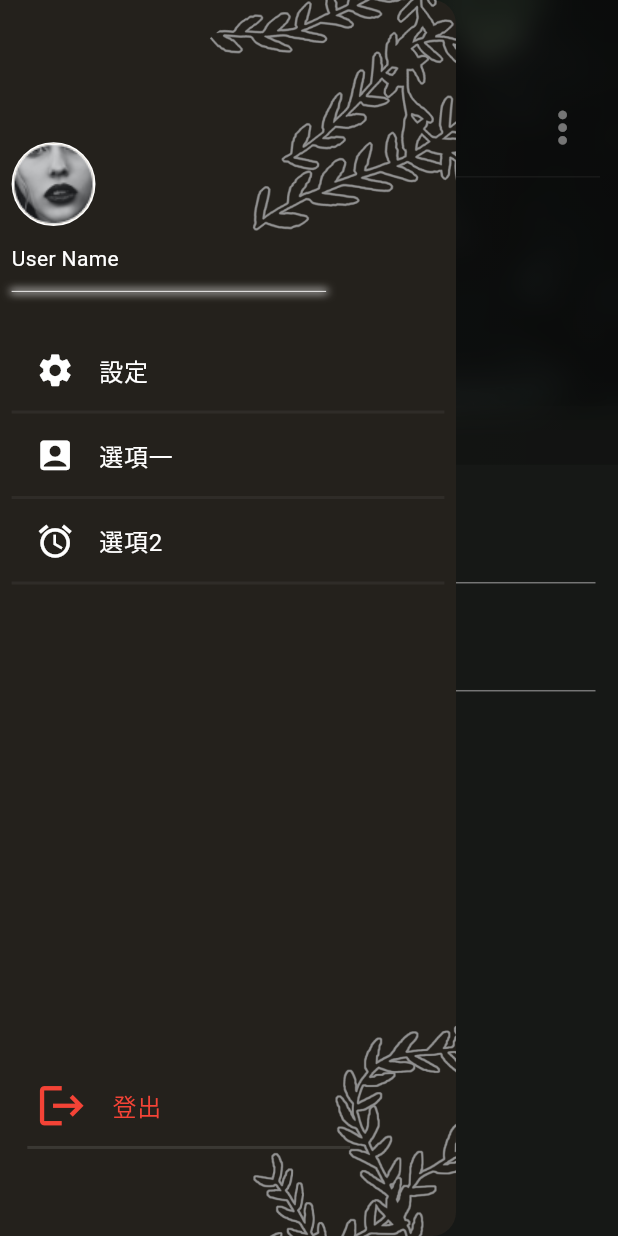
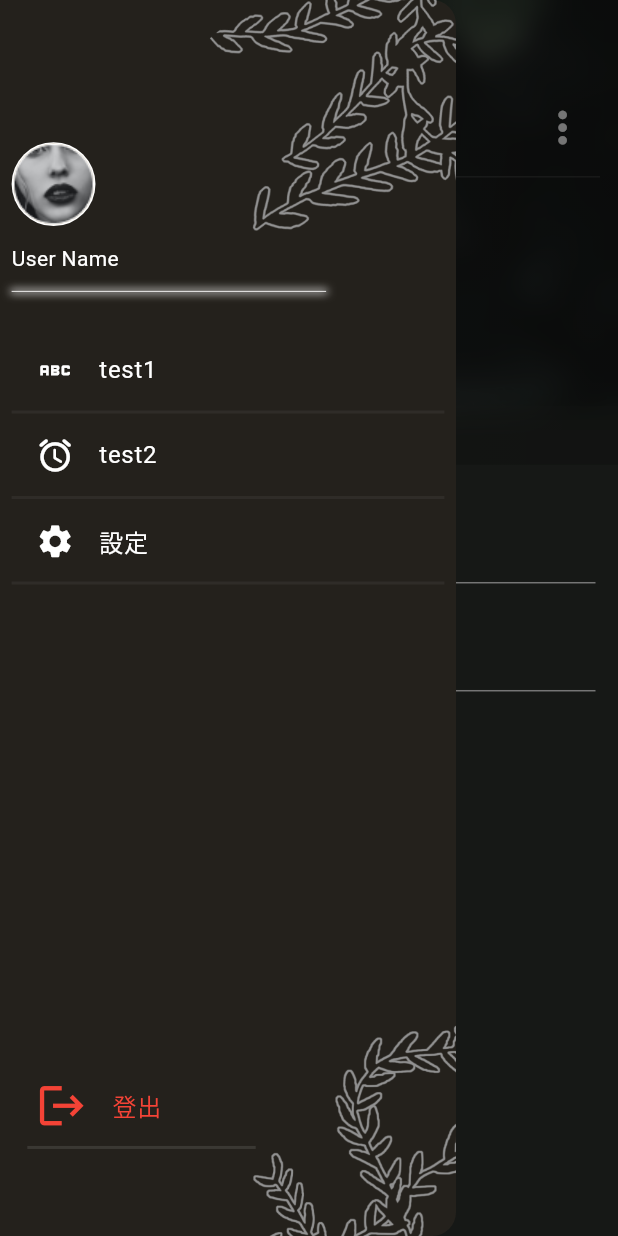
Before and after one commit to VODO0331/podivy-podcast_player, a Flutter app: the UserPage screen opened by its route, with the side drawer open, on a phone screen of 412 x 824 dp. Run offline on Flutter 3.47's test engine with Material 3 defaults, Android fonts, the phone set to English and light mode, and no system bars; our stand-ins replace audioplayers, bloc, carousel_slider, dots_indicator, equatable, firebase_auth and 11 more; missing offline and left inert: bottom_bar_page_transition; accounts and stored records are empty; network calls fail.

```diff
--- a/lib/main.dart
+++ b/lib/main.dart
@@ -17,7 +17,7 @@ void main() async {
   await initHiveForFlutter();
 
   final HttpLink httpLink = HttpLink("https://api.podchaser.com/graphql");
-  final AuthLink authLink = AuthLink(getToken: () => 'Bearer $myProdutionToken');
+  final AuthLink authLink = AuthLink(getToken: () => 'Bearer $myDevelopToken');
   final Link link = authLink.concat(httpLink);
   final ValueNotifier<GraphQLClient> client = ValueNotifier<GraphQLClient>(
     GraphQLClient(
--- a/lib/util/dialogs/cannot_share_empty_note.dart
+++ b/lib/util/dialogs/cannot_share_empty_note.dart
@@ -8,7 +8,7 @@ Future<void> showCanNotShareDialog(
   return showGenericDialog(
     context: context,
     title: '分享錯誤',
-    content: '不能分享空筆記',
+    content: '不能分享',
     optoinBuilder: () => {
       'OK': null,
     },
--- a/lib/util/dialogs/generic_dialog.dart
+++ b/lib/util/dialogs/generic_dialog.dart
@@ -1,6 +1,8 @@
 import 'package:flutter/material.dart';
 import 'package:get/get.dart';
+
 typedef DialogOptoinBuilder<T> = Map<String, T?> Function();
+
 Future<T?> showGenericDialog<T>({
   required BuildContext context,
   required String title,
@@ -12,7 +14,7 @@ Future<T?> showGenericDialog<T>({
     context: context,
     builder: (context) {
       return AlertDialog(
-        backgroundColor: Color.fromARGB(230, 49, 49, 49),
+        backgroundColor: const Color.fromARGB(230, 49, 49, 49),
         title: Text(title),
         content: Text(content),
         actions: options.keys.map((optionTile) {
--- a/lib/util/dialogs/loading_dialog.dart
+++ b/lib/util/dialogs/loading_dialog.dart
@@ -1,5 +1,7 @@
 import 'package:flutter/material.dart';
+import 'package:flutter_screenutil/flutter_screenutil.dart';
 import 'package:get/get.dart';
+
 typedef CloseDialog = void Function();
 
 CloseDialog showLoadingDialog({
@@ -11,8 +13,8 @@ CloseDialog showLoadingDialog({
       mainAxisSize: MainAxisSize.min,
       children: [
         const CircularProgressIndicator(),
-        const SizedBox(
-          height: 10.0,
+        SizedBox(
+          height: ScreenUtil().setHeight(10),
         ),
         Text(text),
       ],
--- a/lib/widget/drawer.dart
+++ b/lib/widget/drawer.dart
@@ -43,11 +43,17 @@ class MyDrawer extends StatelessWidget {
                 height: 90.h,
               ),
               const UserAvatar(
-                  imgPath: "images/userPic/people1.png", radius: 27,isNetwork: false,),
+                imgPath: "images/userPic/people1.png",
+                radius: 27,
+                isNetwork: false,
+              ),
               SizedBox(
                 height: 12.h,
               ),
-              const Text('User Name',overflow: TextOverflow.ellipsis,),
+              const Text(
+                'User Name',
+                overflow: TextOverflow.ellipsis,
+              ),
               SizedBox(
                 height: 12.h,
               ),
@@ -68,79 +74,78 @@ class MyDrawer extends StatelessWidget {
               SizedBox(
                 height: 25.h,
               ),
-              ListTile(
-                leading: Icon(
-                  Icons.settings,
-                  size: 25.w,
-                ),
-                title: Text("設定"),
-                //onTap: () { },
-              ),
-              const Divider(
-                height: 1,
-                thickness: 2.0,
-                color: Color(0x0DFFFFFF),
-              ),
-              ListTile(
-                leading: Icon(
-                  Icons.account_box,
-                  size: 25.w,
-                ),
-                title: Text("選項一"),
-                //onTap: () { },
-              ),
-              const Divider(
-                height: 1,
-                thickness: 2.0,
-                color: Color(0x0DFFFFFF),
-              ),
-              ListTile(
-                leading: Icon(
-                  Icons.alarm,
-                  size: 25.w,
-                ),
-                title: Text("選項2"),
-                //onTap: () { },
-              ),
-              const Divider(
-                height: 1,
-                thickness: 2.0,
-                color: Color(0x0DFFFFFF),
-              ),
+              DrawerItem(icon: Icons.abc, title: 'test1', tileOption: () {}),
+              DrawerItem(
+                  icon: Icons.access_alarm_rounded,
+                  title: 'test2',
+                  tileOption: () {}),
+              DrawerItem(icon: Icons.settings, title: '設定', tileOption: () {}),
               Expanded(
                 child: Container(),
               ),
               Align(
                 alignment: Alignment.center,
                 child: ListTile(
-
-                  leading: const Icon(Icons.logout, size: 35, color: Colors.red),
+                  leading:
+                      const Icon(Icons.logout, size: 35, color: Colors.red),
                   title: const Text(
                     "登出",
                     style: TextStyle(color: Colors.red),
                   ),
                   onTap: () async {
                     final result = await showLogOutDialog(context);
-                    if(result){
+                    if (result) {
                       context.read<AuthBloc>().add(const AuthEventLogOut());
-
                     }
                   },
                 ),
               ),
-               Padding(
-                padding:const EdgeInsets.only(right: 60,left: 10).w,
-                child:const  Divider(
-                  height: 1,
-                  thickness: 2.0,
-                  color: Colors.white10,
-                ),
+              Divider(
+                indent: ScreenUtil().setWidth(10),
+                endIndent: ScreenUtil().setWidth(120),
+                height: 1,
+                thickness: 2.0,
+                color: Colors.white10,
               ),
             ],
           ),
-
         ),
       ],
     ));
   }
 }
+
+class DrawerItem extends StatelessWidget {
+  const DrawerItem({
+    Key? key,
+    required this.icon,
+    required this.title,
+    required this.tileOption,
+
+    // Add any other parameters you may need
+  }) : super(key: key);
+
+  final IconData icon;
+  final String title;
+  final Function()? tileOption;
+  // Add any other parameters you may need
+
+  @override
+  Widget build(BuildContext context) {
+    return Column(
+      children: [
+        ListTile(
+          leading: Icon(icon, size: 25.w),
+          title: Text(title),
+          onTap: tileOption,
+          // Add any other ListTile properties or callbacks you need
+        ),
+        const Divider(
+          height: 1,
+          thickness: 2.0,
+          color: Color(0x0DFFFFFF),
+        ),
+      ],
+    );
+  }
+}
--- a/pubspec.yaml
+++ b/pubspec.yaml
@@ -55,6 +55,7 @@ dependencies:
   graphql_flutter: ^5.2.0-beta.6
   url_launcher: ^6.2.2
   audioplayers: ^5.2.1
+  html: ^0.15.4
 
 dev_dependencies:
   flutter_test:
```
Also changed, not shown: lib/Page/HomePage.dart (+8 -8 lines), lib/Page/playerPage.dart (+42 -31 lines), lib/Page/podcasterPage.dart (+24 -12 lines), lib/Page/searchPage.dart (+150 -25 lines), lib/util/dialogs/delete_dialog.dart (+4 -3 lines), lib/util/dialogs/description_dialog.dart (added, +14 -0 lines), lib/widget/carousel.dart (+63 -58 lines), pubspec.lock.
